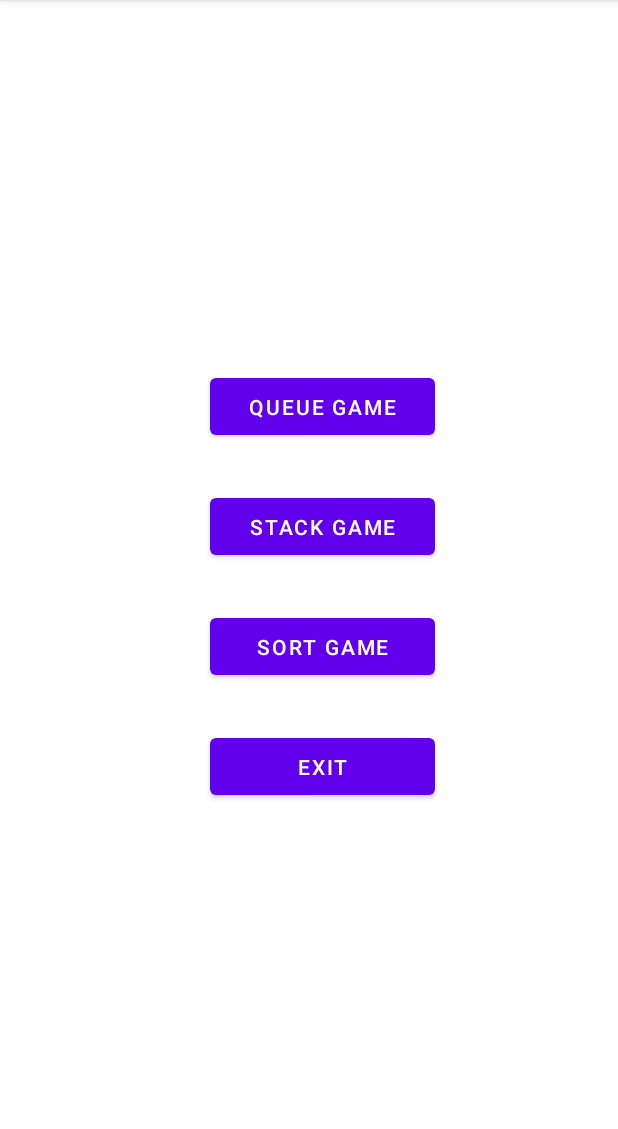
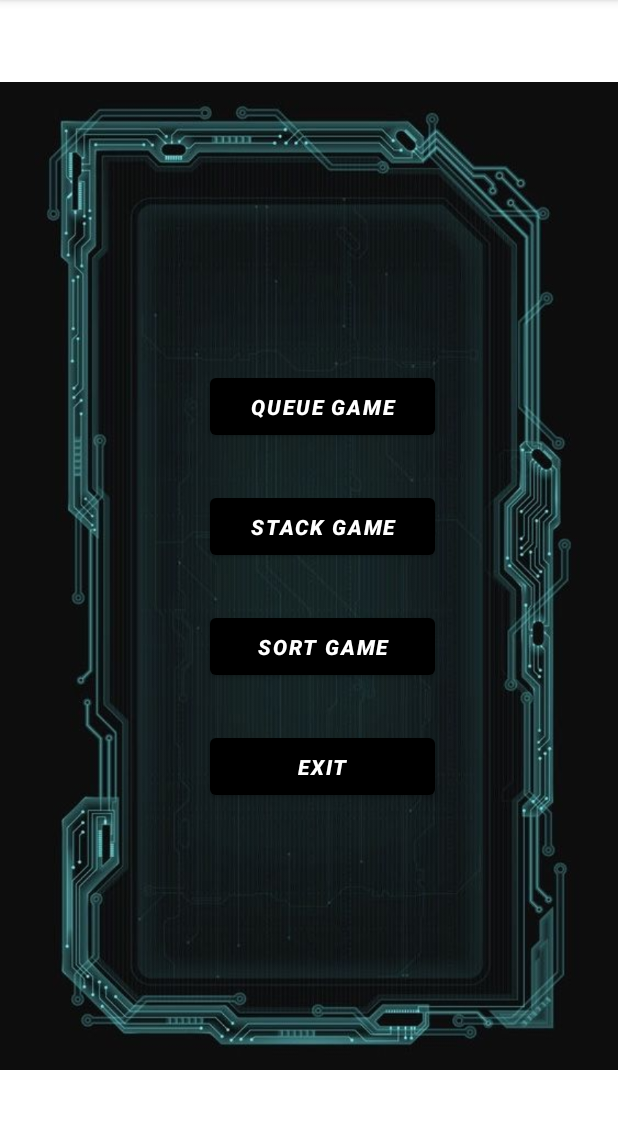
Before and after one commit to minh-tran6/AlgoGame, an Android app: the screen it shows after launch (MainActivity), on a phone screen of 412 x 824 dp, the part 84-1213 px from its top. Run offline under Robolectric (Android 15) with nearby library versions, the phone set to English and light mode, and no system bars.

Commit message:
by Hieu Pham

```diff
--- a/app/src/main/AndroidManifest.xml
+++ b/app/src/main/AndroidManifest.xml
@@ -9,7 +9,7 @@
         android:roundIcon="@mipmap/ic_launcher_round"
         android:supportsRtl="true"
         android:theme="@style/Theme.AlgoGame">
-        <activity android:name=".Sort_Game"></activity>
+        <activity android:name=".Sort_Game" />
         <activity android:name=".Queue_Game" />
         <activity android:name=".Stack_Game" />
         <activity android:name=".PushandPop_Stack_Tutorial" />
--- a/app/src/main/java/com/example/algogame/MainActivity.java
+++ b/app/src/main/java/com/example/algogame/MainActivity.java
@@ -1,8 +1,11 @@
 package com.example.algogame;
 
+import androidx.appcompat.app.AlertDialog;
 import androidx.appcompat.app.AppCompatActivity;
 
+import android.content.DialogInterface;
 import android.content.Intent;
+import android.graphics.Color;
 import android.os.Bundle;
 import android.view.View;
 import android.widget.Button;
@@ -22,7 +25,9 @@ public class MainActivity extends AppCompatActivity {
 
         //------------------------------------------------------------------------------
         // STACK GAME MENU
+
         stackgame = findViewById(R.id.button_stack);
+        stackgame.setBackgroundColor(Color.BLACK);
         stackgame.setOnClickListener(new View.OnClickListener() {
             @Override
             public void onClick(View v) {
@@ -35,6 +40,7 @@ public class MainActivity extends AppCompatActivity {
         //------------------------------------------------------------------------------
         // QUEUE GAME MENU
         queuegame = findViewById(R.id.button_queue);
+        queuegame.setBackgroundColor(Color.BLACK);
         queuegame.setOnClickListener(new View.OnClickListener() {
             @Override
             public void onClick(View v) {
@@ -47,6 +53,7 @@ public class MainActivity extends AppCompatActivity {
         //------------------------------------------------------------------------------
         // SORT GAME MENU
         sortgame = findViewById(R.id.button_sort);
+        sortgame.setBackgroundColor(Color.BLACK);
         sortgame.setOnClickListener(new View.OnClickListener() {
             @Override
             public void onClick(View v) {
@@ -56,5 +63,33 @@ public class MainActivity extends AppCompatActivity {
         });
 
         //------------------------------------------------------------------------------
+        //------------------------------------------------------------------------------
+        // EXIT APP
+        exitApp = findViewById(R.id.button_exit);
+        exitApp.setBackgroundColor(Color.BLACK);
+        exitApp.setOnClickListener(new View.OnClickListener() {
+            @Override
+            public void onClick(View v) {
+                final AlertDialog.Builder builder = new AlertDialog.Builder(MainActivity.this);
+                builder.setMessage("Do you want to exit ?");
+                builder.setCancelable(true);
+                builder.setNegativeButton("No", new DialogInterface.OnClickListener() {
+                    @Override
+                    public void onClick(DialogInterface dialog, int i) {
+                        dialog.cancel();
+                    }
+                });
+                builder.setPositiveButton("Yes", new DialogInterface.OnClickListener() {
+                    @Override
+                    public void onClick(DialogInterface dialog, int i) {
+                        finish();
+                    }
+                });
+                AlertDialog alert = builder.create();
+                alert.show();
+            }
+        });
+
+        //------------------------------------------------------------------------------
 }
 }
--- a/app/src/main/res/layout/activity_main.xml
+++ b/app/src/main/res/layout/activity_main.xml
@@ -15,6 +15,7 @@
         android:layout_marginLeft="140dp"
         android:layout_marginRight="10dp"
         android:layout_marginTop="246dp"
+        android:textStyle="bold|italic"
         android:text="QUEUE GAME" />
 
     <Button
@@ -24,7 +25,8 @@
         android:layout_marginLeft="140dp"
         android:layout_marginRight="10dp"
         android:layout_marginTop="326dp"
-        android:text="STACK GAME" />
+        android:text="STACK GAME"
+        android:textStyle="bold|italic" />
 
     <Button
         android:id="@+id/button_sort"
@@ -33,6 +35,7 @@
         android:layout_marginLeft="140dp"
         android:layout_marginRight="10dp"
         android:layout_marginTop="406dp"
+        android:textStyle="bold|italic"
         android:text="SORT GAME" />
 
     <Button
@@ -42,9 +45,14 @@
         android:layout_marginLeft="140dp"
         android:layout_marginRight="10dp"
         android:layout_marginTop="486dp"
+        android:textStyle="bold|italic"
         android:text="EXIT" />
 
-
+    <ImageView
+        android:id="@+id/imageView2"
+        android:layout_width="wrap_content"
+        android:layout_height="wrap_content"
+        app:srcCompat="@drawable/_da76fa55c2196e4a0a48408a451b58a" />
 
 
 </RelativeLayout>
```
Also changed, not shown: app/src/main/res/drawable-normal/_da76fa55c2196e4a0a48408a451b58a.jpg (added).
